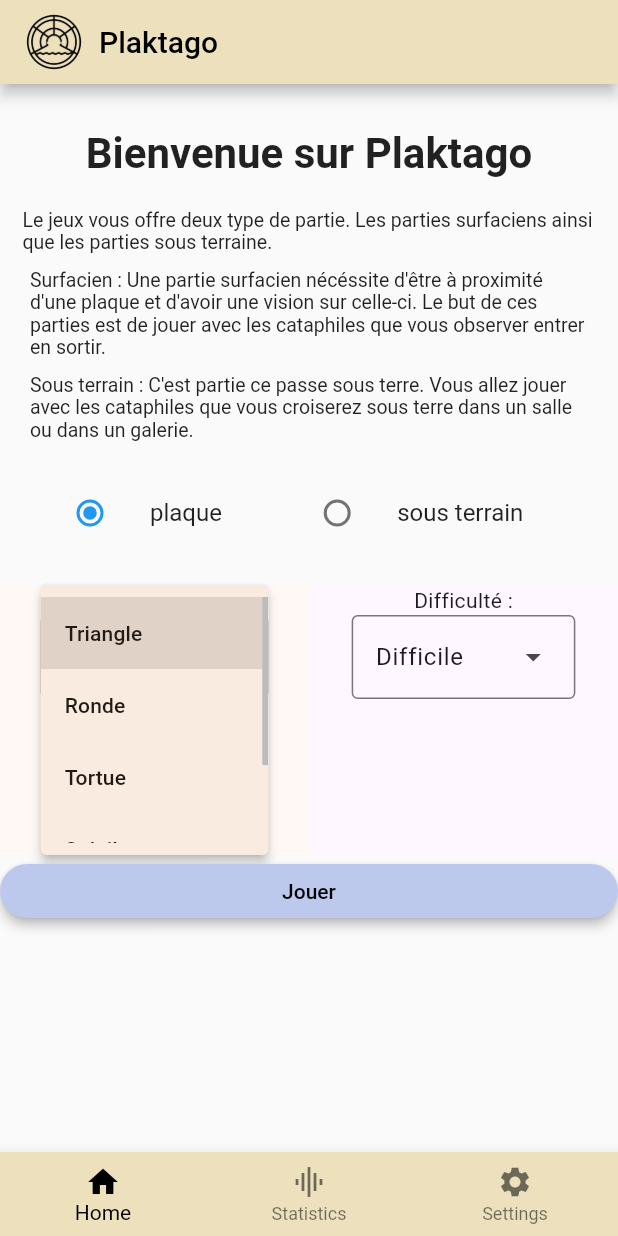
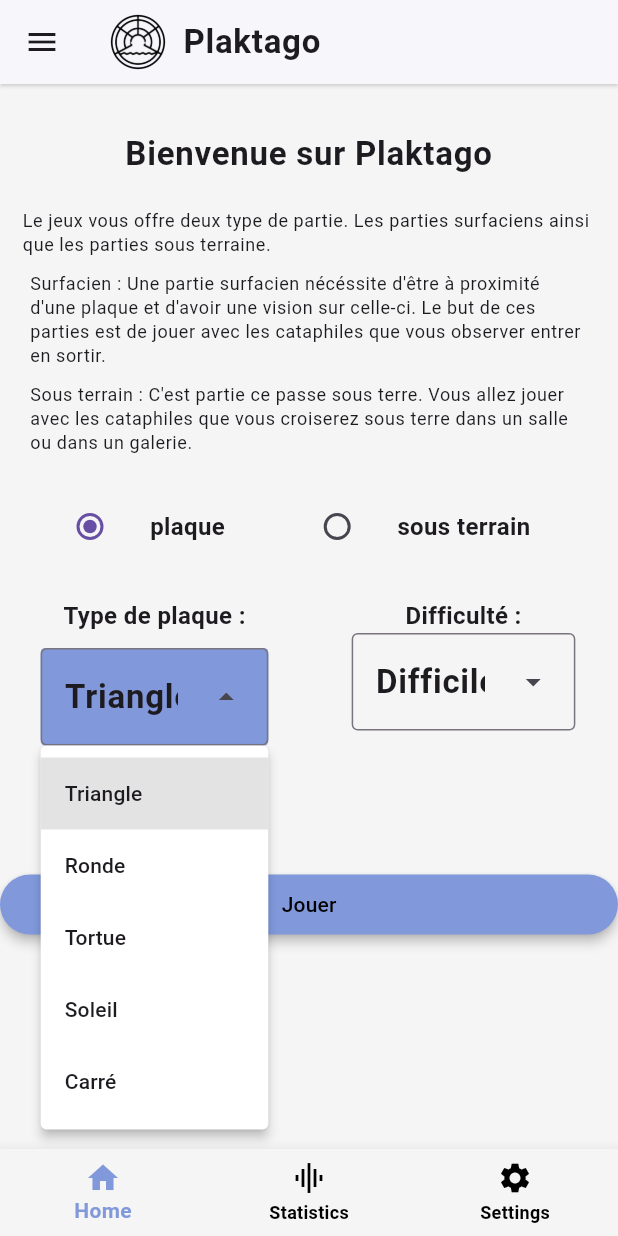
Before and after one commit to Extauren/Plaktago, a Flutter app: the screen it shows after launch, after a tap on "Triangle", on a phone screen of 412 x 824 dp. Run offline on Flutter 3.47's test engine with Material 2 defaults, Android fonts, the light colour scheme and no system bars; our stand-ins replace stop_watch_timer.

Commit message:
Add ligh and dark theme and Drawer button to change theme in home page

```diff
--- /dev/null
+++ b/lib/drawer.dart
@@ -0,0 +1,45 @@
+import 'package:flutter/material.dart';
+
+class DrawerApp extends StatefulWidget {
+  final Function changeTheme;
+  const DrawerApp({Key? key, required this.changeTheme});
+
+  @override
+  State<DrawerApp> createState() => _Drawer();
+}
+
+class _Drawer extends State<DrawerApp> {
+  static bool _darkMode = false;
+
+  @override
+  Widget build(BuildContext context) {
+    return Drawer(
+      width: MediaQuery.of(context).size.width / 2,
+      child: ListView(
+        // Important: Remove any padding from the ListView.
+        padding: EdgeInsets.zero,
+        children: [
+          DrawerHeader(
+            decoration: BoxDecoration(
+              color: Theme.of(context).secondaryHeaderColor,
+            ),
+            child: Text('Settings'),
+          ),
+          Row(mainAxisAlignment: MainAxisAlignment.center, children: [
+            Container(
+                margin: EdgeInsets.only(right: 10), child: Text("Dark mode")),
+            Switch(
+                value: _darkMode,
+                //activeColor: Colors.red,
+                onChanged: (bool value) {
+                  setState(() {
+                    _darkMode = value;
+                    widget.changeTheme();
+                  });
+                }),
+          ])
+        ],
+      ),
+    );
+  }
+}
--- a/lib/game/bingo.dart
+++ b/lib/game/bingo.dart
@@ -51,7 +51,7 @@
             'Bingo ${widget.gameType}',
             style: TextStyle(color: Colors.black),
           ),
-          backgroundColor: Colors.amber[300],
+          //backgroundColor: Theme.of(context).primaryColor,
           actions: <Widget>[
             IconButton(
               icon: Icon(
--- a/lib/game/board/board.dart
+++ b/lib/game/board/board.dart
@@ -51,7 +51,7 @@
       }
       return Colors.lightGreen;
     }
-    return Colors.amber;
+    return Theme.of(context).primaryColor;
   }
 
   void _onCardTapped(final int index) {
@@ -110,8 +110,9 @@
                             margin: const EdgeInsets.all(0.5),
                             child: Text(_bingoCard.elementAt(index).name,
                                 textAlign: TextAlign.center,
-                                style:
-                                    TextStyle(fontWeight: FontWeight.w600)))),
+                                style: TextStyle(
+                                    fontWeight: FontWeight.w600,
+                                    color: Colors.black)))),
                   ),
                 );
               })),
@@ -119,11 +120,11 @@
         onPressed: refreshBoard,
         icon: Icon(
           Icons.restart_alt,
-          color: Colors.amber[300],
+          color: Theme.of(context).secondaryHeaderColor,
         ),
         label: Text(
           'Random',
-          style: TextStyle(color: Colors.amber[300]),
+          style: TextStyle(color: Theme.of(context).secondaryHeaderColor),
         ),
       ),
     ]);
--- a/lib/game/difficultyButton.dart
+++ b/lib/game/difficultyButton.dart
@@ -31,11 +31,7 @@
           .add(DropdownMenuEntry<IconLabel>(value: icon, label: icon.label));
     }
 
-    return MaterialApp(
-      theme: ThemeData(
-        useMaterial3: true,
-      ),
-      home: Scaffold(
+    return Scaffold(
       body: SafeArea(
           child: Container(
         alignment: Alignment.center,
@@ -45,7 +41,8 @@
                 padding: const EdgeInsets.symmetric(vertical: 0),
                 child: Column(
                   children: <Widget>[
-                      Text("Difficulté :"),
+                    Text("Difficulté :",
+                        style: Theme.of(context).textTheme.bodyMedium),
                     DropdownMenu<DifficultyLabel>(
                       initialSelection: DifficultyLabel.green,
                       controller: colorController,
@@ -61,7 +58,6 @@
           ],
         ),
       )),
-      ),
     );
   }
 }
--- a/lib/game/plaqueTypeButton.dart
+++ b/lib/game/plaqueTypeButton.dart
@@ -33,12 +33,7 @@
       );
     }
 
-    return MaterialApp(
-      theme: ThemeData(
-        useMaterial3: true,
-        colorSchemeSeed: Colors.orange,
-      ),
-      home: Scaffold(
+    return Scaffold(
       body: SafeArea(
           child: Container(
         alignment: Alignment.center,
@@ -50,8 +45,14 @@
                 child: Column(
                   mainAxisAlignment: MainAxisAlignment.center,
                   children: <Widget>[
-                    Text("Type de plaque :"),
-                    DropdownMenu<PlaqueType>(
+                    Container(
+                        margin: EdgeInsets.only(bottom: 10),
+                        child: Text("Type de plaque :")),
+                    Container(
+                      decoration: BoxDecoration(
+                          color: Color.fromRGBO(129, 153, 219, 1),
+                          borderRadius: BorderRadius.circular(3)),
+                      child: DropdownMenu<PlaqueType>(
                         initialSelection: PlaqueType.triangle,
                         controller: colorController,
                         dropdownMenuEntries: plaqueEntries,
@@ -61,13 +62,14 @@
                           });
                         },
                       ),
+                    )
                   ],
-                )),
                 ),
+              ),
+            )
           ],
         ),
       )),
-      ),
     );
   }
 }
--- a/lib/game/timer/timer.dart
+++ b/lib/game/timer/timer.dart
@@ -57,7 +57,7 @@
                   padding: const EdgeInsets.symmetric(horizontal: 2),
                   child: RoundedButton(
                     icon: Icons.play_arrow,
-                    color: Colors.orange,
+                    color: Theme.of(context).secondaryHeaderColor,
                     onTap: _stopWatchTimer.onStartTimer,
                   ),
                 ),
@@ -65,7 +65,7 @@
                   padding: const EdgeInsets.symmetric(horizontal: 2),
                   child: RoundedButton(
                     icon: Icons.stop,
-                    color: Colors.orange,
+                    color: Theme.of(context).secondaryHeaderColor,
                     onTap: _stopWatchTimer.onStopTimer,
                   ),
                 ),
@@ -73,7 +73,7 @@
                   padding: const EdgeInsets.symmetric(horizontal: 2),
                   child: RoundedButton(
                     icon: Icons.restart_alt,
-                    color: Colors.orange,
+                    color: Theme.of(context).secondaryHeaderColor,
                     onTap: _stopWatchTimer.onResetTimer,
                   ),
                 ),
--- a/lib/home.dart
+++ b/lib/home.dart
@@ -3,13 +3,7 @@
 import 'game/difficultyButton.dart';
 import 'game/bingo.dart';
 import 'utils/saveGame.dart';
-
-class Home extends StatefulWidget {
-  const Home({Key? key}) : super(key: key);
-
-  @override
-  State<Home> createState() => _Home();
-}
+import 'drawer.dart';
 
 enum BingoType {
   plaque('plaque'),
@@ -19,14 +13,18 @@
   final String name;
 }
 
+class Home extends StatefulWidget {
+  final Function changeTheme;
+  const Home({Key? key, required this.changeTheme}) : super(key: key);
+
+  @override
+  State<Home> createState() => _Home();
+}
+
 class _Home extends State<Home> {
-  _Home();
   String _bingoTypeName = BingoType.plaque.name;
   BingoType? _bingoType = BingoType.plaque;
   PlaqueType? selectePlaque = PlaqueType.triangle;
-  //final color = Color(#F5F5DC);
-  final color = Color.fromRGBO(189, 201, 236, 1);
-  final test = Color.fromRGBO(236, 224, 189, 1);
 
   void launchGame() {
     Navigator.push(
@@ -54,35 +52,38 @@
                   margin: const EdgeInsets.only(left: 10),
                   child: Text(
                     'Plaktago',
-                    style: TextStyle(color: Colors.black),
+                    style: Theme.of(context).textTheme.bodyLarge,
                   )),
             ],
           ),
-          backgroundColor: test,
+          backgroundColor: Theme.of(context).appBarTheme.backgroundColor,
+        ),
+        drawer: DrawerApp(
+          changeTheme: widget.changeTheme,
         ),
         body: ListView(children: [
           Container(
               margin: const EdgeInsets.only(top: 30.0, left: 10, right: 10),
               child: Text("Bienvenue sur Plaktago",
-                  style: TextStyle(fontSize: 28, fontWeight: FontWeight.w700),
+                  style: Theme.of(context).textTheme.bodyLarge,
                   textAlign: TextAlign.center)),
           Container(
               margin: const EdgeInsets.only(top: 20.0, left: 15, right: 15),
               child: Text(
                 "Le jeux vous offre deux type de partie. Les parties surfaciens ainsi que les parties sous terraine.",
-                style: TextStyle(fontSize: 13),
+                style: Theme.of(context).textTheme.bodySmall,
               )),
           Container(
               margin: const EdgeInsets.only(top: 10.0, left: 20.0, right: 20),
               child: Text(
                 "Surfacien : Une partie surfacien nécéssite d'être à proximité d'une plaque et d'avoir une vision sur celle-ci. Le but de ces parties est de jouer avec les cataphiles que vous observer entrer en sortir.",
-                style: TextStyle(fontSize: 13),
+                style: Theme.of(context).textTheme.bodySmall,
               )),
           Container(
               margin: const EdgeInsets.only(top: 10.0, left: 20.0, right: 20),
               child: Text(
                 "Sous terrain : C'est partie ce passe sous terre. Vous allez jouer avec les cataphiles que vous croiserez sous terre dans un salle ou dans un galerie.",
-                style: TextStyle(fontSize: 13),
+                style: Theme.of(context).textTheme.bodySmall,
               )),
           Container(
               margin: EdgeInsets.all(20),
@@ -91,7 +92,8 @@
                   SizedBox(
                       width: MediaQuery.of(context).size.width / 2.5,
                       child: ListTile(
-                        title: Text(BingoType.plaque.name),
+                        title: Text(BingoType.plaque.name,
+                            style: Theme.of(context).textTheme.bodyMedium),
                         leading: Radio<BingoType>(
                           value: BingoType.plaque,
                           groupValue: _bingoType,
@@ -106,7 +108,8 @@
                   SizedBox(
                     width: MediaQuery.of(context).size.width / 2,
                     child: ListTile(
-                      title: Text(BingoType.sousterre.name),
+                      title: Text(BingoType.sousterre.name,
+                          style: Theme.of(context).textTheme.bodyMedium),
                       leading: Radio<BingoType>(
                         value: BingoType.sousterre,
                         groupValue: _bingoType,
@@ -146,7 +149,7 @@
                 elevation: 3,
                 shape: RoundedRectangleBorder(
                     borderRadius: BorderRadius.circular(32.0)),
-                backgroundColor: color,
+                backgroundColor: Theme.of(context).secondaryHeaderColor,
                 fixedSize:
                     Size.fromWidth(MediaQuery.of(context).size.width / 2),
               ),
--- a/lib/main.dart
+++ b/lib/main.dart
@@ -2,21 +2,87 @@
 import 'navigation_bar.dart';
 
 void main() {
-  runApp(const MyApp());
+  runApp(const Plaktago());
 }
 
-class MyApp extends StatelessWidget {
-  const MyApp({super.key});
+class Plaktago extends StatefulWidget {
+  const Plaktago({Key? key});
+
+  @override
+  State<Plaktago> createState() => _Plaktago();
+}
+
+class _Plaktago extends State<Plaktago> {
+  ThemeMode _themeMode = ThemeMode.light;
+
+  void changeTheme() {
+    setState(() {
+      if (_themeMode == ThemeMode.light) {
+        _themeMode = ThemeMode.dark;
+      } else {
+        _themeMode = ThemeMode.light;
+      }
+    });
+  }
 
   @override
   Widget build(BuildContext context) {
     return MaterialApp(
-      title: 'Plaktago',
-      theme: ThemeData(
-        colorScheme: ColorScheme.fromSeed(seedColor: Colors.deepPurple),
-        useMaterial3: true,
-      ),
-      home: NavigationBarApp(),
-    );
+        title: 'Plaktago',
+        theme: ThemeData(
+            primaryColor: Color.fromRGBO(129, 153, 219, 1),
+            secondaryHeaderColor: Color.fromRGBO(129, 153, 219, 1),
+            scaffoldBackgroundColor: Colors.grey[100],
+            drawerTheme: DrawerThemeData(backgroundColor: Colors.grey[100]),
+            bottomNavigationBarTheme: BottomNavigationBarThemeData(
+                backgroundColor: Colors.grey[100],
+                unselectedItemColor: Colors.black,
+                selectedItemColor: Color.fromRGBO(129, 153, 219, 1)),
+            appBarTheme: AppBarTheme(
+                backgroundColor: Colors.white,
+                elevation: 1,
+                shadowColor: Colors.grey[50]),
+            textTheme: TextTheme(
+                bodySmall: TextStyle(fontSize: 12),
+                bodyLarge: TextStyle(
+                  fontWeight: FontWeight.bold,
+                  fontSize: 22,
+                ),
+                bodyMedium: TextStyle(
+                  fontWeight: FontWeight.bold,
+                  fontSize: 16,
+                )),
+            dropdownMenuTheme: DropdownMenuThemeData(menuStyle: MenuStyle(
+                backgroundColor: MaterialStateProperty.resolveWith((states) {
+              return Colors.white;
+            }))),
+            useMaterial3: true),
+        darkTheme: ThemeData(
+            primaryColor: Colors.grey[800], //Color.fromRGBO(129, 153, 219, 1),
+            secondaryHeaderColor: Color.fromRGBO(129, 153, 219, 1),
+            scaffoldBackgroundColor: Colors.grey[900],
+            appBarTheme: AppBarTheme(backgroundColor: Colors.grey[800]),
+            drawerTheme: DrawerThemeData(backgroundColor: Colors.grey[800]),
+            bottomNavigationBarTheme: BottomNavigationBarThemeData(
+                backgroundColor: Colors.grey[800],
+                unselectedItemColor: Colors.white,
+                selectedItemColor: Color.fromRGBO(129, 153, 219, 1)),
+            textTheme: TextTheme(
+                bodySmall: TextStyle(color: Colors.white, fontSize: 12),
+                bodyLarge: TextStyle(
+                    fontWeight: FontWeight.bold,
+                    fontSize: 22,
+                    color: Colors.white),
+                bodyMedium: TextStyle(
+                    color: Colors.white,
+                    fontWeight: FontWeight.bold,
+                    fontSize: 16)),
+            dropdownMenuTheme: DropdownMenuThemeData(menuStyle: MenuStyle(
+                backgroundColor: MaterialStateProperty.resolveWith((states) {
+              return Colors.white;
+            }))),
+            useMaterial3: true),
+        themeMode: _themeMode,
+        home: NavigationBarApp(changeTheme: changeTheme));
   }
 }
--- a/lib/navigation_bar.dart
+++ b/lib/navigation_bar.dart
@@ -4,31 +4,28 @@
 import 'settings.dart';
 import 'utils/saveGame.dart';
 
-class NavigationBarApp extends StatelessWidget {
-  const NavigationBarApp({super.key});
+class NavigationBarApp extends StatefulWidget {
+  final Function changeTheme;
+  const NavigationBarApp({Key? key, required this.changeTheme})
+      : super(key: key);
 
   @override
-  Widget build(BuildContext context) {
-    return const MaterialApp(
-      home: NavigationBar(),
-    );
-  }
+  State<NavigationBarApp> createState() => _NavigationBar();
+  // Widget build(BuildContext context) {
+  //   return const MaterialApp(
+  //     home: NavigationBar(),
+  //   );
+  // }
 }
 
-class NavigationBar extends StatefulWidget {
-  const NavigationBar({super.key});
-
-  @override
-  State<NavigationBar> createState() => _NavigationBarState();
-}
-
-class _NavigationBarState extends State<NavigationBar> {
-  final test = Color.fromRGBO(236, 224, 189, 1);
+class _NavigationBar extends State<NavigationBarApp> {
   int _selectedIndex = 0;
   List<Widget> _widgetOptions() => [
-        Home(),
+        Home(
+          changeTheme: widget.changeTheme,
+        ),
         Statistic(readGame: SaveGame()),
-        Settings(),
+        Settings(changeTheme: widget.changeTheme),
       ];
 
   void _onItemTapped(int index) {
@@ -42,14 +39,7 @@
     final List<Widget> widgetList = _widgetOptions();
     return Scaffold(
       body: widgetList[_selectedIndex],
-      bottomNavigationBar: Theme(
-        data: Theme.of(context).copyWith(
-            canvasColor: test,
-            primaryColor: Colors.white,
-            textTheme: Theme.of(context)
-                .textTheme
-                .copyWith(caption: TextStyle(color: Colors.grey))),
-        child: BottomNavigationBar(
+      bottomNavigationBar: BottomNavigationBar(
         type: BottomNavigationBarType.fixed,
         items: const <BottomNavigationBarItem>[
           BottomNavigationBarItem(
@@ -66,9 +56,7 @@
           ),
         ],
         currentIndex: _selectedIndex,
-          selectedItemColor: Colors.black,
         onTap: _onItemTapped,
-        ),
       ),
     );
   }
--- a/lib/statistic/statistic.dart
+++ b/lib/statistic/statistic.dart
@@ -24,13 +24,15 @@
 
   @override
   Widget build(BuildContext context) {
-    return FutureBuilder<int>(
+    return Scaffold(
+        body: FutureBuilder<int>(
       future: _gamesNumber,
       builder: (BuildContext context, AsyncSnapshot<int> snapshot) {
         List<Widget> children;
         if (snapshot.hasData) {
           children = <Widget>[
-            Text('Nombre de parties: ${snapshot.data}'),
+            Text('Nombre de parties: ${snapshot.data}',
+                style: Theme.of(context).textTheme.bodySmall),
           ];
         } else if (snapshot.hasError) {
           children = <Widget>[
@@ -64,6 +66,6 @@
           ),
         );
       },
-    );
+    ));
   }
 }
```
Lines whose indentation alone changed are shown as unchanged.
